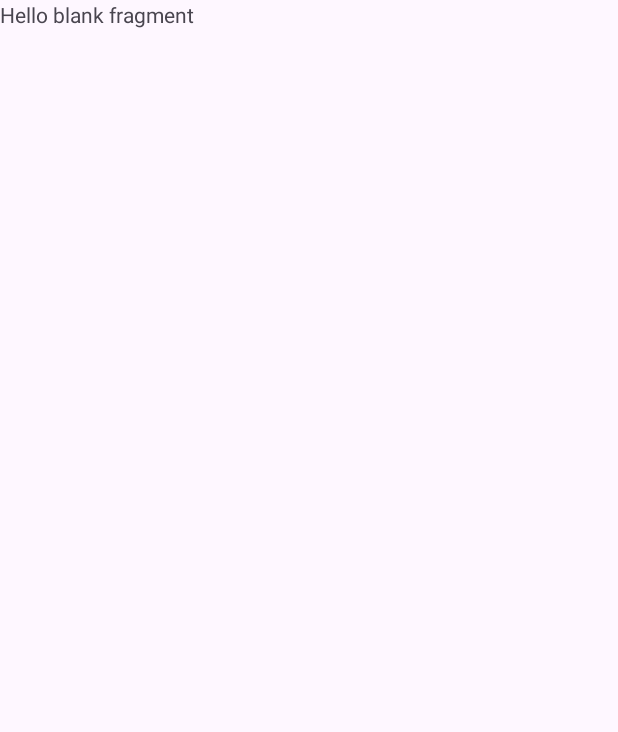
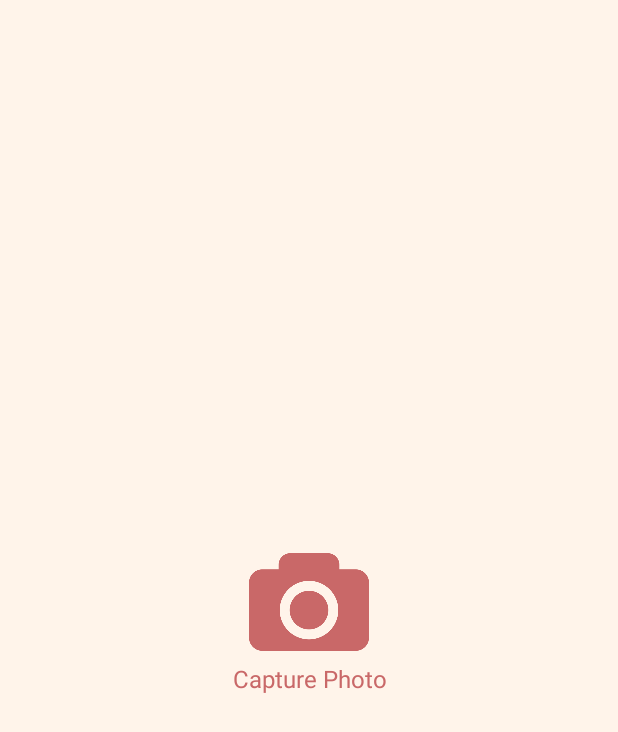
Before and after one commit to fundaese/SmartPhotoManager, an Android app: the CameraFragment screen opened through its navigation route, on a phone screen of 412 x 824 dp. Before the commit the part shown is almost empty. Shown: the top 732 px of the screen. Run offline under Robolectric (Android 15) with nearby library versions, the phone set to English and light mode, and no system bars; our stand-ins replace Dagger/Hilt's generated code.

Commit message:
feat: The process of taking a photo and adding it to the gallery has been added to CameraFragment.

```diff
--- a/app/src/main/java/com/funda/smartphotomanager/ui/MainActivity.kt
+++ b/app/src/main/java/com/funda/smartphotomanager/ui/MainActivity.kt
@@ -13,9 +13,6 @@ class MainActivity : AppCompatActivity() {
         super.onCreate(savedInstanceState)
         setContentView(R.layout.activity_main)
 
-        // Hide ActionBar
-        supportActionBar?.hide()
-
         val navHostFragment = supportFragmentManager
             .findFragmentById(R.id.nav_graph) as NavHostFragment
         val navController = navHostFragment.navController
--- a/app/src/main/java/com/funda/smartphotomanager/ui/fragment/HomeFragment.kt
+++ b/app/src/main/java/com/funda/smartphotomanager/ui/fragment/HomeFragment.kt
@@ -2,7 +2,12 @@ package com.funda.smartphotomanager.ui.fragment
 
 import android.os.Bundle
 import android.util.Log
-import android.view.*
+import android.view.LayoutInflater
+import android.view.Menu
+import android.view.MenuInflater
+import android.view.MenuItem
+import android.view.View
+import android.view.ViewGroup
 import androidx.appcompat.app.AppCompatActivity
 import androidx.core.view.MenuProvider
 import androidx.fragment.app.Fragment
@@ -56,12 +61,14 @@ class HomeFragment : Fragment() {
                 return when (menuItem.itemId) {
                     R.id.action_sort -> {
                         Log.d(TAG, "Sort clicked")
-                        MenuManager.setupSortMenu(this@HomeFragment, R.id.action_sort,
+                        MenuManager.setupSortMenu(
+                            this@HomeFragment, R.id.action_sort,
                             homeViewModel::sortPhotosByName,
                             homeViewModel::sortPhotosByDate
                         )
                         true
                     }
+
                     else -> false
                 }
             }
@@ -84,6 +91,20 @@ class HomeFragment : Fragment() {
         adapter = PhotoAdapter { photo ->
             val action = HomeFragmentDirections.actionHomeFragmentToFullScreenImageFragment2(photo.uri)
             findNavController().navigate(action)
+        }
+
+        binding.bottomNavigation.setOnItemSelectedListener { item ->
+            when (item.itemId) {
+                R.id.action_gallery -> {
+                    true
+                }
+                R.id.action_camera -> {
+                    val action = HomeFragmentDirections.actionHomeFragmentToCameraFragment()
+                    findNavController().navigate(action)
+                    true
+                }
+                else -> false
+            }
         }
 
         binding.recyclerView.adapter = adapter
@@ -121,4 +142,10 @@ class HomeFragment : Fragment() {
             }
         }
     }
+
+    override fun onResume() {
+        super.onResume()
+        homeViewModel.loadPhotos()
+        binding.bottomNavigation.selectedItemId = R.id.action_gallery
+    }
 }
--- a/app/src/main/java/com/funda/smartphotomanager/utils/PermissionManager.kt
+++ b/app/src/main/java/com/funda/smartphotomanager/utils/PermissionManager.kt
@@ -22,4 +22,16 @@ object PermissionManager {
             )
         }
     }
+
+    fun handlePermissionResult(
+        grantResults: IntArray,
+        onPermissionGranted: () -> Unit,
+        onPermissionDenied: () -> Unit
+    ) {
+        if (grantResults.isNotEmpty() && grantResults[0] == PackageManager.PERMISSION_GRANTED) {
+            onPermissionGranted()
+        } else {
+            onPermissionDenied()
+        }
+    }
 }
--- a/app/src/main/res/layout/fragment_camera.xml
+++ b/app/src/main/res/layout/fragment_camera.xml
@@ -1,14 +1,40 @@
 <?xml version="1.0" encoding="utf-8"?>
-<FrameLayout xmlns:android="http://schemas.android.com/apk/res/android"
-    xmlns:tools="http://schemas.android.com/tools"
+<androidx.constraintlayout.widget.ConstraintLayout
+    xmlns:android="http://schemas.android.com/apk/res/android"
+    xmlns:app="http://schemas.android.com/apk/res-auto"
     android:layout_width="match_parent"
     android:layout_height="match_parent"
-    tools:context=".ui.fragment.camera.CameraFragment">
+    android:background="@color/white">
 
-    <!-- TODO: Update blank fragment layout -->
-    <TextView
-        android:layout_width="match_parent"
-        android:layout_height="match_parent"
-        android:text="@string/hello_blank_fragment" />
+    <LinearLayout
+        android:layout_width="wrap_content"
+        android:layout_height="wrap_content"
+        android:orientation="vertical"
+        android:gravity="center"
+        app:layout_constraintTop_toTopOf="parent"
+        app:layout_constraintBottom_toBottomOf="parent"
+        app:layout_constraintStart_toStartOf="parent"
+        app:layout_constraintEnd_toEndOf="parent">
 
-</FrameLayout>
+        <ImageButton
+            android:id="@+id/captureButton"
+            android:layout_width="80dp"
+            android:layout_height="80dp"
+            android:background="@drawable/ic_camera"
+            android:scaleType="fitCenter"
+            android:contentDescription="@string/capture_photo"
+            android:backgroundTint="@color/nudeRed"
+            app:tint="@color/white" />
+
+        <TextView
+            android:id="@+id/captureText"
+            android:layout_width="wrap_content"
+            android:layout_height="wrap_content"
+            android:text="@string/capture_photo"
+            android:textColor="@color/nudeRed"
+            android:textSize="16sp"
+            android:gravity="center" />
+
+    </LinearLayout>
+
+</androidx.constraintlayout.widget.ConstraintLayout>
--- a/app/src/main/res/layout/fragment_home.xml
+++ b/app/src/main/res/layout/fragment_home.xml
@@ -17,7 +17,9 @@
             android:layout_width="match_parent"
             android:layout_height="?attr/actionBarSize"
             android:background="@color/nudeRed"
+            app:itemIconTint="@color/white"
             app:title="@string/app_name"
+            app:titleTextAppearance="@style/CustomToolbarTitleTextAppearance"
             app:popupTheme="@style/ThemeOverlay.AppCompat.Light"
             app:menu="@menu/toolbar_menu" />
     </com.google.android.material.appbar.AppBarLayout>
--- a/app/src/main/res/values-night/themes.xml
+++ b/app/src/main/res/values-night/themes.xml
@@ -15,4 +15,10 @@
         <item name="itemBackground">@android:color/transparent</item>
     </style>
 
+    <!-- Toolbar theme -->
+    <style name="CustomToolbarTitleTextAppearance" parent="TextAppearance.Widget.AppCompat.Toolbar.Title">
+        <item name="android:textSize">20sp</item>
+        <item name="android:textColor">@android:color/white</item>
+    </style>
+
 </resources>
--- a/app/src/main/res/values/strings.xml
+++ b/app/src/main/res/values/strings.xml
@@ -2,4 +2,5 @@
     <string name="app_name">SmartPhotoManager</string>
     <!-- TODO: Remove or change this placeholder text -->
     <string name="hello_blank_fragment">Hello blank fragment</string>
+    <string name="capture_photo">Capture Photo</string>
 </resources>
--- a/app/src/main/res/values/themes.xml
+++ b/app/src/main/res/values/themes.xml
@@ -13,4 +13,10 @@
         <item name="itemBackground">@android:color/transparent</item>
     </style>
 
+    <!-- Toolbar theme -->
+    <style name="CustomToolbarTitleTextAppearance" parent="TextAppearance.Widget.AppCompat.Toolbar.Title">
+        <item name="android:textSize">20sp</item>
+        <item name="android:textColor">@android:color/white</item>
+    </style>
+
 </resources>
--- /dev/null
+++ b/app/src/main/res/xml/file_paths.xml
@@ -0,0 +1,6 @@
+<?xml version="1.0" encoding="utf-8"?>
+<paths xmlns:android="http://schemas.android.com/apk/res/android">
+    <external-path
+        name="external_files"
+        path="Pictures/" />
+</paths>
```
Also changed, not shown: app/src/main/AndroidManifest.xml (+15 -5 lines), app/src/main/java/com/funda/smartphotomanager/ui/fragment/camera/CameraFragment.kt (+112 -5 lines).
